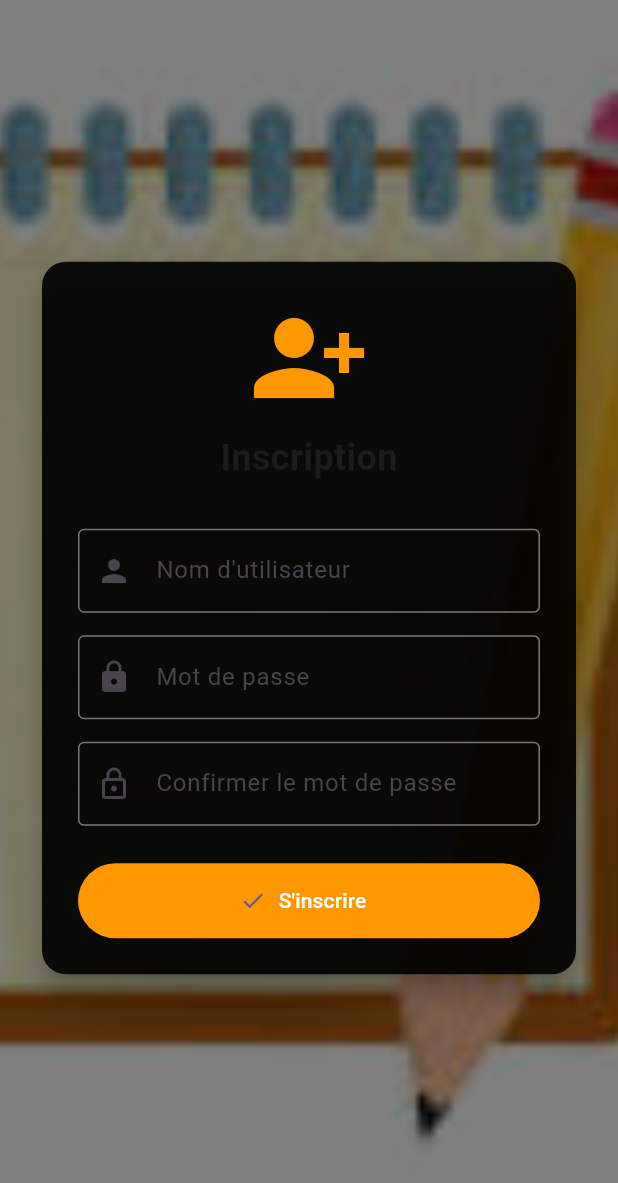
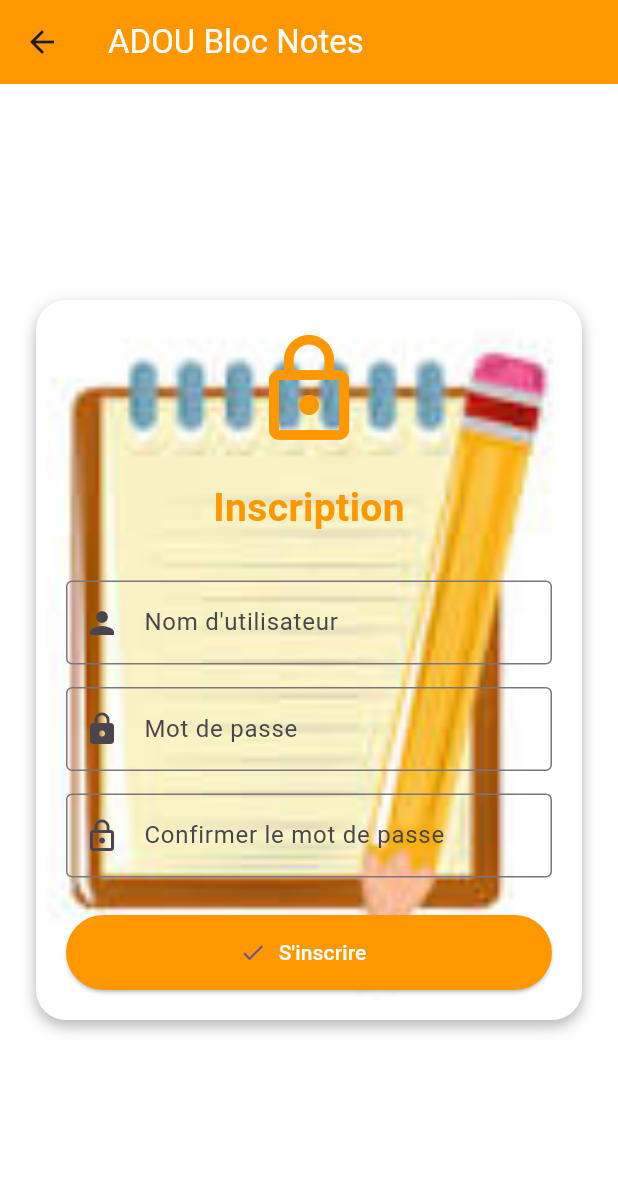
Before and after one commit to Adoucyrille/projetfinaldev, a Flutter app: the Inscription screen opened by its route, on a phone screen of 412 x 824 dp. Shown: the top 1183 px of the screen. Run offline on Flutter 3.47's test engine with Material 3 defaults, Android fonts, the phone set to English and light mode, and no system bars; our stand-ins replace sqflite; accounts and stored records are empty.

Commit message:
mise à jour de la page inscription

```diff
--- a/lib/pages/inscription.dart
+++ b/lib/pages/inscription.dart
@@ -44,42 +44,48 @@ class _InscriptionPageState extends State<Inscription> {
   @override
   Widget build(BuildContext context) {
     return Scaffold(
-      body: Stack(
-        children: [
-          /// 🌄 Image de fond couvrant tout l’écran
-          Container(
-            decoration: const BoxDecoration(
-              image: DecorationImage(
-                image: AssetImage("assets/images/BLOCNOTE.jpeg"), // <-- ton image ici
-                fit: BoxFit.cover,
+    appBar: AppBar(
+    backgroundColor: Colors.orange,
+    title: const Text('ADOU Bloc Notes', style: TextStyle(color: Colors.white, fontSize: 22),),
+
     ),
-            ),
-          ),
-
-          /// Contenu principal avec un effet semi-transparent
-          Container(
-            color: Colors.black.withOpacity(0.5),
-            child: Center(
+    backgroundColor: Colors.white, // Fond blanc de l’écran
+    body: Center(
     child: SingleChildScrollView(
-                padding: const EdgeInsets.all(24),
-                child: Card(
-                  elevation: 8,
-                  shape: RoundedRectangleBorder(
-                    borderRadius: BorderRadius.circular(16),
-                  ),
-                  color: Colors.transparent.withOpacity(0.9),
-                  child: Padding(
     padding: const EdgeInsets.all(24),
     child: Column(
     mainAxisSize: MainAxisSize.min,
       children: [
-                        const Icon(Icons.person_add_alt_1,
+              // 🔹 Container du formulaire avec image de fond
+              Container(
+                padding: const EdgeInsets.all(20),
+                decoration: BoxDecoration(
+                  borderRadius: BorderRadius.circular(20),
+                  image: const DecorationImage(
+                    image: AssetImage("assets/images/BLOCNOTE.jpeg"),
+                    fit: BoxFit.cover,
+                  ),
+                  boxShadow: [
+                    BoxShadow(
+                      color: Colors.black.withOpacity(0.3),
+                      blurRadius: 8,
+                      offset: const Offset(0, 4),
+                    ),
+                  ],
+                ),
+                 child: Column(
+                  mainAxisSize: MainAxisSize.min,
+                  children: [
+                    const Icon(Icons.lock_outline,
                         size: 80, color: Colors.orange),
-                        const SizedBox(height: 10),
+                    const SizedBox(height: 20),
                     const Text(
                       "Inscription",
                       style: TextStyle(
-                              fontSize: 24, fontWeight: FontWeight.bold),
+                        fontSize: 26,
+                        fontWeight: FontWeight.bold,
+                        color: Colors.orange,
+                      ),
                     ),
                     const SizedBox(height: 30),
 
@@ -131,11 +137,9 @@ class _InscriptionPageState extends State<Inscription> {
                       ],
                     ),
                   ),
+                  ],
     ),
     ),
-            ),
-          ),
-        ],
     ),
     );
   }
```
Lines whose indentation alone changed are shown as unchanged.
